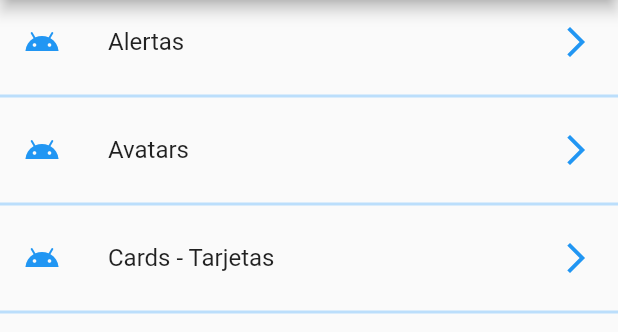
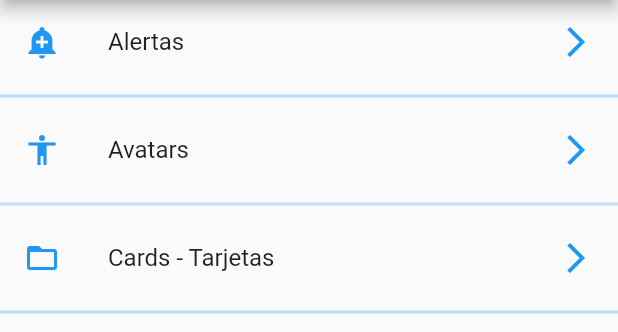
Before and after one commit to dtoledoz0207/flutter-components, a Flutter app: the screen it shows after launch, on a phone screen of 412 x 824 dp, the part 84-416 px from its top. Run offline on Flutter 3.47's test engine with Material 2 defaults, Android fonts, the phone set to English and light mode, and no system bars.

Commit message:
create-icon-util-to-create-the-icon-with-the-iconName

```diff
--- a/lib/pages/home_page.dart
+++ b/lib/pages/home_page.dart
@@ -1,5 +1,6 @@
 import 'package:flutter/material.dart';
 import 'package:components/providers/menu_provider.dart';
+import 'package:components/utils/icon_string_util.dart';
 
 
 class HomePage extends StatelessWidget {
@@ -34,7 +35,7 @@ class HomePage extends StatelessWidget {
       return Column(
         children: <Widget>[
           ListTile(
-            leading: Icon(Icons.android, color: Colors.blue,),
+            leading: getIcon(option['icon']),
             title: Text(option['texto']),
             trailing: Icon(Icons.arrow_forward_ios, color: Colors.blue,),
             onTap: () {},
--- /dev/null
+++ b/lib/utils/icon_string_util.dart
@@ -0,0 +1,12 @@
+import 'package:flutter/material.dart';
+
+final Map<String, IconData> _icons = {
+  'add_alert': Icons.add_alert,
+  'accessibility': Icons.accessibility,
+  'folder_open': Icons.folder_open
+};
+
+
+Icon getIcon (String iconName) {
+  return Icon(_icons[iconName], color: Colors.blue,);
+}
```
